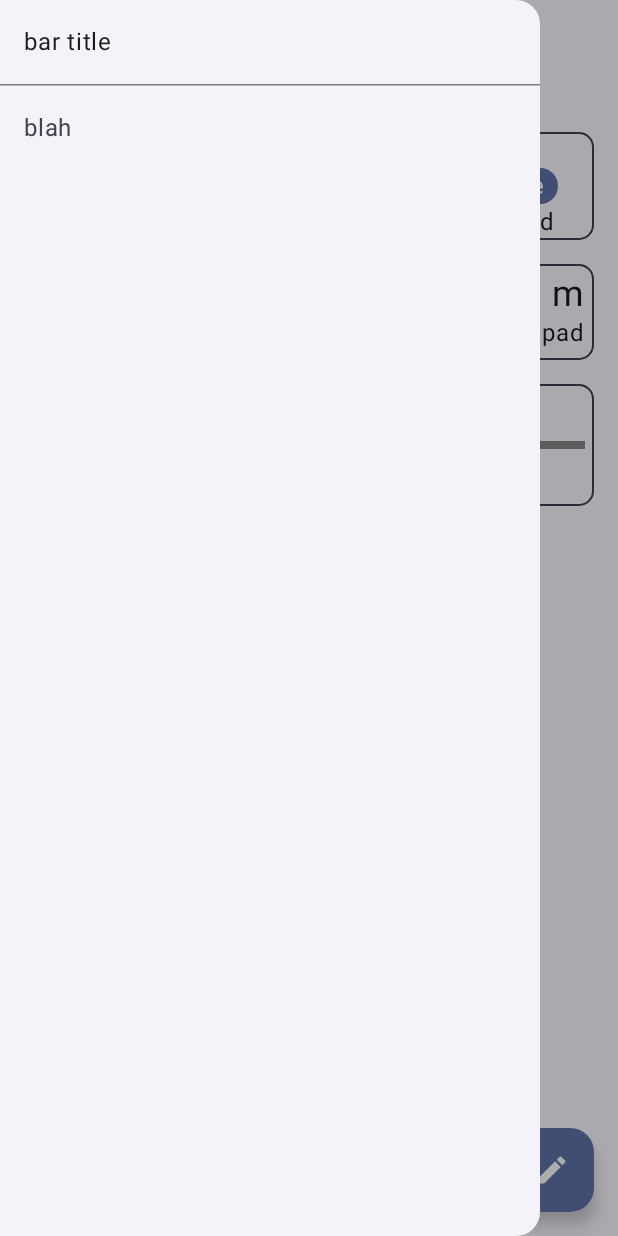
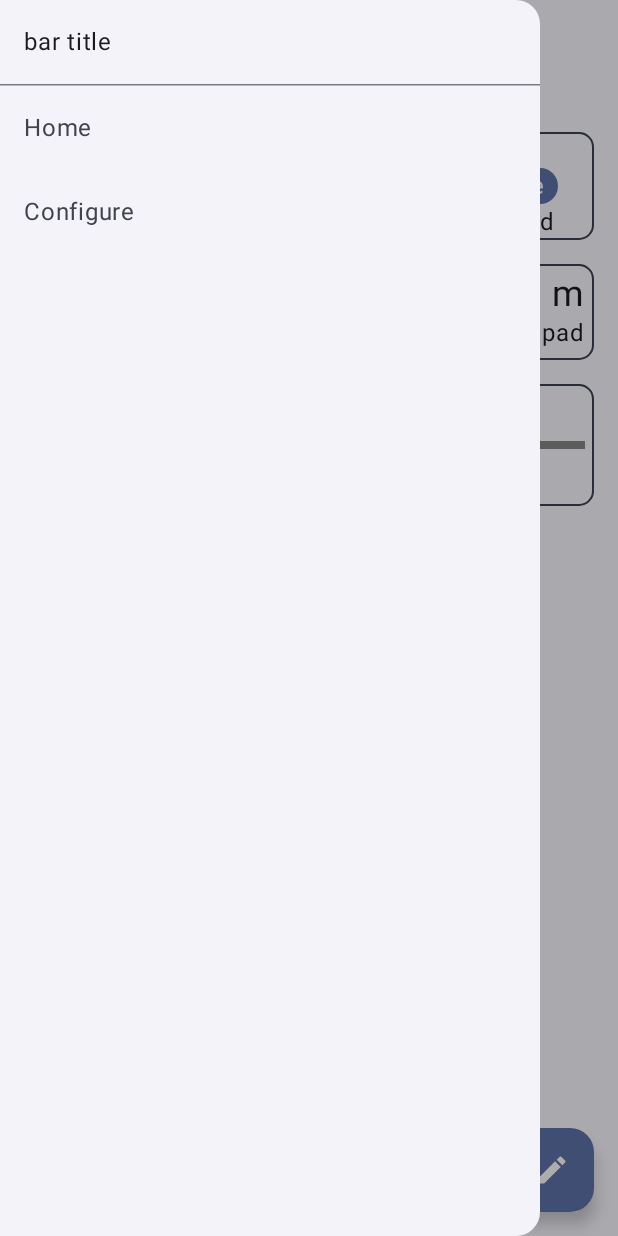
Before and after one commit to blahblahbloopster/cs361-project, an Android app built with Jetpack Compose: the screen it shows after launch (MainActivity), after a tap on "Menu", on a phone screen of 412 x 824 dp. Run offline under Robolectric (Android 15) with nearby library versions, the phone set to English and light mode, and no system bars; our stand-ins replace Dagger/Hilt's generated code.

```diff
--- a/app/src/main/java/com/github/osuasdt/groundstation/MainActivity.kt
+++ b/app/src/main/java/com/github/osuasdt/groundstation/MainActivity.kt
@@ -19,14 +19,18 @@ import androidx.compose.foundation.layout.height
 import androidx.compose.foundation.layout.padding
 import androidx.compose.foundation.layout.size
 import androidx.compose.foundation.layout.width
+import androidx.compose.foundation.lazy.LazyColumn
 import androidx.compose.foundation.shape.CircleShape
 import androidx.compose.foundation.shape.RoundedCornerShape
 import androidx.compose.material.icons.Icons
 import androidx.compose.material.icons.filled.Edit
 import androidx.compose.material3.FabPosition
 import androidx.compose.material3.FloatingActionButton
+import androidx.compose.material3.HorizontalDivider
 import androidx.compose.material3.Icon
 import androidx.compose.material3.MaterialTheme
+import androidx.compose.material3.ModalDrawerSheet
+import androidx.compose.material3.NavigationDrawerItem
 import androidx.compose.material3.Text
 import androidx.compose.runtime.Composable
 import androidx.compose.runtime.LaunchedEffect
@@ -43,14 +47,24 @@ import androidx.compose.ui.geometry.Size
 import androidx.compose.ui.graphics.Color
 import androidx.compose.ui.unit.dp
 import androidx.compose.ui.unit.sp
+import androidx.navigation.NavController
+import androidx.navigation.compose.NavHost
+import androidx.navigation.compose.composable
+import androidx.navigation.compose.rememberNavController
 import dagger.hilt.android.AndroidEntryPoint
 import kotlinx.coroutines.delay
 import kotlinx.coroutines.flow.Flow
+import kotlinx.serialization.Serializable
 import javax.inject.Inject
 import kotlin.math.absoluteValue
 import kotlin.time.Duration.Companion.milliseconds
 import kotlin.time.Duration.Companion.seconds
 import kotlin.time.TimeMark
+
+@Serializable
+object Home
+@Serializable
+object Configure
 
 @AndroidEntryPoint
 class MainActivity : ComponentActivity() {
@@ -60,16 +74,58 @@ class MainActivity : ComponentActivity() {
         super.onCreate(savedInstanceState)
         enableEdgeToEdge()
         setContent {
-            MainView(computer.data)
+            val navController = rememberNavController()
+
+            NavHost(navController = navController, startDestination = Home) {
+                composable<Home> {
+                    MainView(navController, computer.data)
+                }
+                composable<Configure> {
+                    ConfigureView(navController)
+                }
+            }
         }
     }
 }
 
 @Composable
-fun MainView(flow: Flow<ComputerStatus>) {
+fun DrawerContent(controller: NavController) {
+    ModalDrawerSheet {
+        Text("bar title", modifier = Modifier.padding(16.dp))
+        HorizontalDivider()
+        NavigationDrawerItem(
+            label = { Text("Home") },
+            selected = false,  // FIXME
+            onClick = {
+                controller.navigate(route = Home)
+            }
+        )
+        NavigationDrawerItem(
+            label = { Text("Configure") },
+            selected = false,  // FIXME
+            onClick = {
+                controller.navigate(route = Configure)
+            }
+        )
+    }
+}
+
+@Composable
+fun ConfigureView(controller: NavController) {
+    PageContainer({ DrawerContent(controller) }) { modifier ->
+        LazyColumn(verticalArrangement = Arrangement.Top, modifier = modifier.fillMaxWidth()) {
+            item {
+                Text("Pyro", fontSize = 24.sp/*, modifier = modifier.align(Alignment.CenterHorizontally)*/)
+            }
+        }
+    }
+}
+
+@Composable
+fun MainView(controller: NavController, flow: Flow<ComputerStatus>) {
     val computer by flow.collectAsState(initial = ComputerStatus())
 
-    PageContainer(Pair({ FloatingActionButton({}) { Icon(Icons.Default.Edit, contentDescription = "Edit") } }, FabPosition.End)) { modifier ->
+    PageContainer({ DrawerContent(controller) }, Pair({ FloatingActionButton({}) { Icon(Icons.Default.Edit, contentDescription = "Edit") } }, FabPosition.End)) { modifier ->
         Column(verticalArrangement = Arrangement.Top) {
             DeploymentInfo(computer.channels, modifier.padding(0.dp, 8.dp))
             StatusInfo(computer, modifier.padding(0.dp, 8.dp))
--- a/app/src/main/java/com/github/osuasdt/groundstation/PageContainer.kt
+++ b/app/src/main/java/com/github/osuasdt/groundstation/PageContainer.kt
@@ -22,27 +22,23 @@ import androidx.compose.runtime.Composable
 import androidx.compose.runtime.rememberCoroutineScope
 import androidx.compose.ui.Modifier
 import androidx.compose.ui.unit.dp
+import androidx.navigation.compose.NavHost
+import androidx.navigation.compose.composable
+import androidx.navigation.compose.rememberNavController
 import com.github.osuasdt.groundstation.ui.theme.GroundstationTheme
 import kotlinx.coroutines.launch
+import kotlinx.serialization.Serializable
 
 @OptIn(ExperimentalMaterial3Api::class)
 @Composable
-fun PageContainer(fab: Pair<@Composable () -> Unit, FabPosition> = Pair({}, FabPosition.End), content: @Composable (Modifier) -> Unit) {
+fun PageContainer(drawerContent: @Composable () -> Unit, fab: Pair<@Composable () -> Unit, FabPosition> = Pair({}, FabPosition.End), content: @Composable (Modifier) -> Unit) {
     val drawerState = rememberDrawerState(initialValue = DrawerValue.Closed)
     val scope = rememberCoroutineScope()
 
     GroundstationTheme {
         ModalNavigationDrawer(
             drawerContent = {
-                ModalDrawerSheet {
-                    Text("bar title", modifier = Modifier.padding(16.dp))
-                    HorizontalDivider()
-                    NavigationDrawerItem(
-                        label = { Text("blah") },
-                        selected = false,
-                        onClick = {}
-                    )
-                }
+                drawerContent()
             },
             drawerState = drawerState
         ) {
```
Also changed, not shown: app/build.gradle.kts (+8 -0 lines), gradle/libs.versions.toml (+10 -0 lines).
